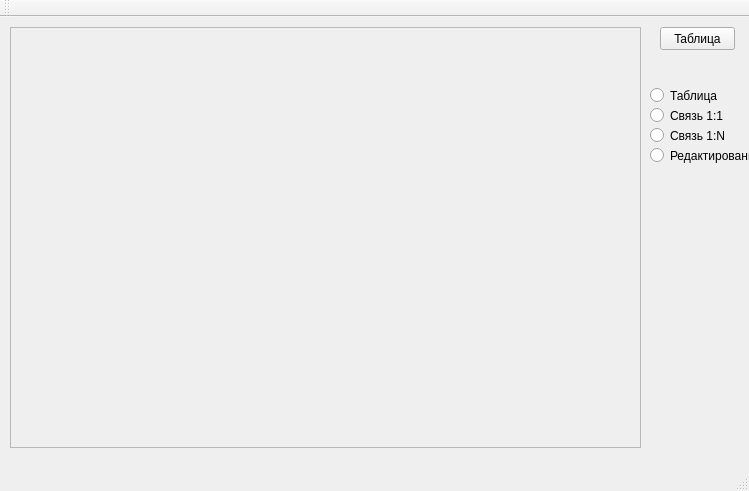
Old version of the form MainForm/mainwindow.ui in the repository Hronbox/CASE_SWDEP.
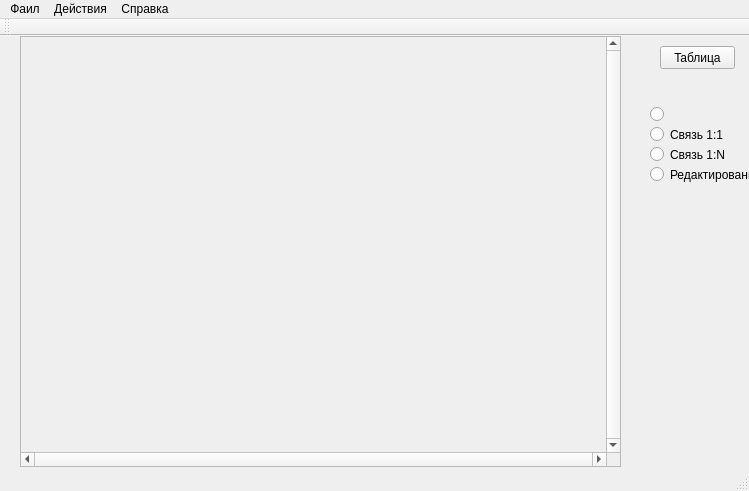
New version of the form. Icons and pictures are not drawn.

```diff
--- a/MainForm/mainwindow.ui
+++ b/MainForm/mainwindow.ui
@@ -33,29 +33,6 @@
      <bool>true</bool>
     </property>
    </widget>
-   <widget class="QScrollArea" name="scrollArea">
-    <property name="geometry">
-     <rect>
-      <x>10</x>
-      <y>10</y>
-      <width>631</width>
-      <height>421</height>
-     </rect>
-    </property>
-    <property name="widgetResizable">
-     <bool>true</bool>
-    </property>
-    <widget class="QWidget" name="scrollAreaWidgetContents">
-     <property name="geometry">
-      <rect>
-       <x>0</x>
-       <y>0</y>
-       <width>629</width>
-       <height>419</height>
-      </rect>
-     </property>
-    </widget>
-   </widget>
    <widget class="QRadioButton" name="radioButton">
     <property name="geometry">
      <rect>
@@ -66,7 +43,11 @@
      </rect>
     </property>
     <property name="text">
-     <string>Таблица</string>
+     <string/>
+    </property>
+    <property name="icon">
+     <iconset>
+      <normaloff>ico/table_add.ico</normaloff>ico/table_add.ico</iconset>
     </property>
    </widget>
    <widget class="QRadioButton" name="radioButton_2">
@@ -108,6 +89,38 @@
      <string>Связь 1:N</string>
     </property>
    </widget>
+   <widget class="QScrollArea" name="scrollArea">
+    <property name="geometry">
+     <rect>
+      <x>20</x>
+      <y>0</y>
+      <width>601</width>
+      <height>431</height>
+     </rect>
+    </property>
+    <property name="contextMenuPolicy">
+     <enum>Qt::ActionsContextMenu</enum>
+    </property>
+    <property name="verticalScrollBarPolicy">
+     <enum>Qt::ScrollBarAlwaysOn</enum>
+    </property>
+    <property name="horizontalScrollBarPolicy">
+     <enum>Qt::ScrollBarAlwaysOn</enum>
+    </property>
+    <property name="widgetResizable">
+     <bool>true</bool>
+    </property>
+    <widget class="QWidget" name="scrollAreaWidgetContents">
+     <property name="geometry">
+      <rect>
+       <x>0</x>
+       <y>0</y>
+       <width>582</width>
+       <height>412</height>
+      </rect>
+     </property>
+    </widget>
+   </widget>
   </widget>
   <widget class="QMenuBar" name="menuBar">
    <property name="geometry">
@@ -118,6 +131,33 @@
      <height>21</height>
     </rect>
    </property>
+   <widget class="QMenu" name="menu">
+    <property name="title">
+     <string>Фаил</string>
+    </property>
+    <addaction name="action"/>
+    <addaction name="action_2"/>
+    <addaction name="action_3"/>
+    <addaction name="action_4"/>
+    <addaction name="action_7"/>
+   </widget>
+   <widget class="QMenu" name="menu_2">
+    <property name="title">
+     <string>Действия</string>
+    </property>
+    <addaction name="action_5"/>
+    <addaction name="action_6"/>
+   </widget>
+   <widget class="QMenu" name="menu_3">
+    <property name="title">
+     <string>Справка</string>
+    </property>
+    <addaction name="action_8"/>
+    <addaction name="action_9"/>
+   </widget>
+   <addaction name="menu"/>
+   <addaction name="menu_2"/>
+   <addaction name="menu_3"/>
   </widget>
   <widget class="QToolBar" name="mainToolBar">
    <attribute name="toolBarArea">
```
Left out of the diff: 45 changed lines with no effect on the pictures.
